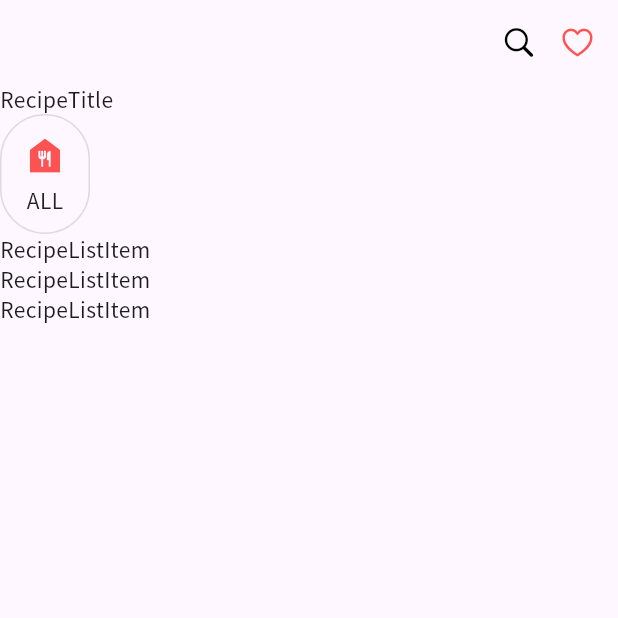
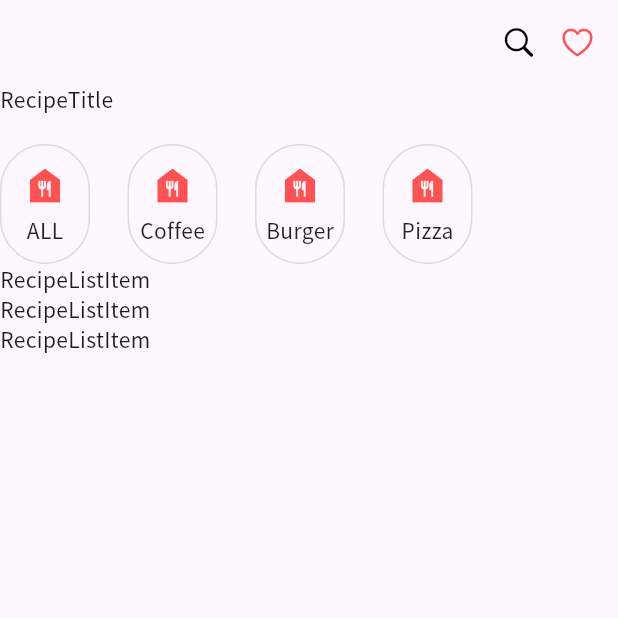
Before and after one commit to ilsong963/flutter_recipe_app, a Flutter app: the screen it shows after launch, on a phone screen of 412 x 824 dp, the top half of it. Run offline on Flutter 3.47's test engine with Material 3 defaults, Android fonts, the phone set to English and light mode, and no system bars.

Commit message:
feat: menuItem 여백

```diff
--- a/lib/recipe_menu.dart
+++ b/lib/recipe_menu.dart
@@ -5,22 +5,35 @@ class RecipeMenu extends StatelessWidget {
 
   @override
   Widget build(BuildContext context) {
-    return Row(
+    return Padding(
+      padding: EdgeInsets.only(top: 20),
+      child: Row(
         children: [
-        Container(
+          menuItem(Icons.food_bank, 'ALL'),
+          SizedBox(width: 25),
+          menuItem(Icons.food_bank, 'Coffee'),
+          SizedBox(width: 25),
+          menuItem(Icons.food_bank, 'Burger'),
+          SizedBox(width: 25),
+          menuItem(Icons.food_bank, 'Pizza'),
+        ],
+      ),
+    );
+  }
+
+  Container menuItem(IconData iconData, String text) {
+    return Container(
       width: 60,
       height: 80,
       decoration: BoxDecoration(borderRadius: BorderRadius.circular(30), border: Border.all(color: Colors.black12)),
       child: Column(
         mainAxisAlignment: MainAxisAlignment.center,
         children: [
-              Icon(Icons.food_bank, color: Colors.redAccent, size: 30),
+          Icon(iconData, color: Colors.redAccent, size: 30),
           SizedBox(height: 5),
-              Text('ALL', style: TextStyle(color: Colors.black87)),
+          Text(text, style: TextStyle(color: Colors.black87)),
         ],
       ),
-        ),
-      ],
     );
   }
 }
```
Lines whose indentation alone changed are shown as unchanged.
